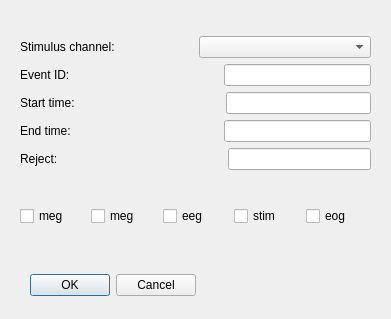
First picture: the form in hoksotin/ui/qt4Designer/parameterDialog.ui, repository cibr-jyu/meggie, before the edit.
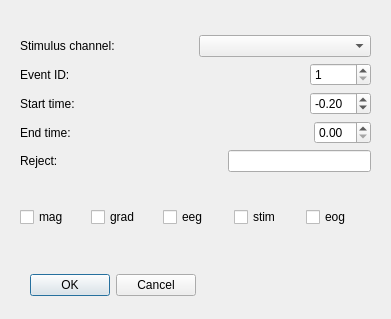
Second picture: the form after the edit.

What changed in the file:
```diff
--- a/hoksotin/ui/qt4Designer/parameterDialog.ui
+++ b/hoksotin/ui/qt4Designer/parameterDialog.ui
@@ -81,7 +81,14 @@
          </spacer>
         </item>
         <item>
-         <widget class="QLineEdit" name="lineEditEventID"/>
+         <widget class="QSpinBox" name="spinBoxEventID">
+          <property name="minimum">
+           <number>1</number>
+          </property>
+          <property name="maximum">
+           <number>65536</number>
+          </property>
+         </widget>
         </item>
        </layout>
       </item>
@@ -108,7 +115,17 @@
          </spacer>
         </item>
         <item>
-         <widget class="QLineEdit" name="lineEditTmin"/>
+         <widget class="QDoubleSpinBox" name="doubleSpinBoxTmin">
+          <property name="minimum">
+           <double>-10.000000000000000</double>
+          </property>
+          <property name="singleStep">
+           <double>0.100000000000000</double>
+          </property>
+          <property name="value">
+           <double>-0.200000000000000</double>
+          </property>
+         </widget>
         </item>
        </layout>
       </item>
@@ -135,7 +152,7 @@
          </spacer>
         </item>
         <item>
-         <widget class="QLineEdit" name="lineEditTmax"/>
+         <widget class="QDoubleSpinBox" name="doubleSpinBoxTmax"/>
         </item>
        </layout>
       </item>
@@ -173,14 +190,14 @@
       <item>
        <widget class="QCheckBox" name="checkBoxMag">
         <property name="text">
-         <string>meg</string>
+         <string>mag</string>
         </property>
        </widget>
       </item>
       <item>
        <widget class="QCheckBox" name="checkBoxMeg_2">
         <property name="text">
-         <string>meg</string>
+         <string>grad</string>
         </property>
        </widget>
       </item>
```
Left out of the diff: 2 changed lines with no effect on the pictures.
